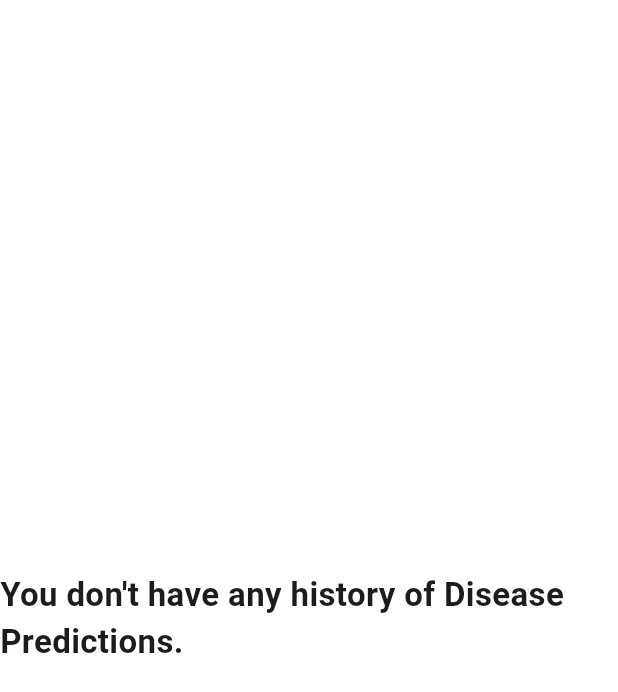
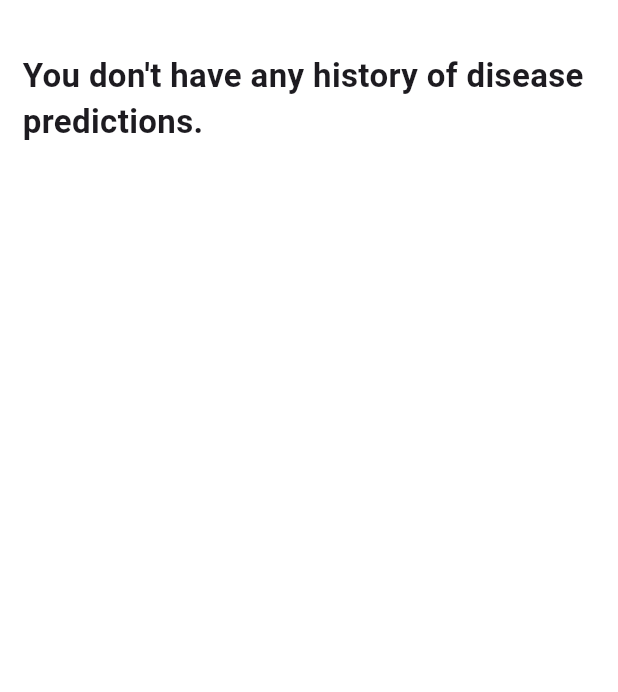
Before and after one commit to aryamanshrivastava/Health_Sphere, a Flutter app: the History screen opened directly, on a phone screen of 412 x 824 dp. Shown: the top 692 px of the screen. Run offline on Flutter 3.47's test engine with Material 3 defaults, Android fonts, the phone set to English and light mode, and no system bars; our stand-ins replace cloud_firestore, firebase_auth, firebase_core, firebase_storage, flutter_spinkit, google_nav_bar and 3 more; accounts and stored records are empty; project files that could hold a hidden picture were left out.

Commit message:
changes made

```diff
--- a/lib/screens/history.dart
+++ b/lib/screens/history.dart
@@ -12,18 +12,28 @@ class History extends StatefulWidget {
 class _HistoryState extends State<History> {
   @override
   Widget build(BuildContext context) {
-    //double h = MediaQuery.of(context).size.height;
-
+    double h = MediaQuery.of(context).size.height;
     return SafeArea(
         child: Scaffold(
             backgroundColor: Colors.white,
-            body: Center(
-              child: Text(
-                "You don't have any history of Disease Predictions.",
-                style: TextStyle(
-                  fontWeight: FontWeight.bold,
-                  fontSize: 22,
-                ),
+            body:
+            Padding(
+              padding: const EdgeInsets.fromLTRB(15, 10, 15, 15),
+              child:
+              Column(
+                crossAxisAlignment: CrossAxisAlignment.start,
+                children: [
+                  SizedBox(height: h * 0.03),
+                  Center(
+                    child: Text(
+                      "You don't have any history of disease predictions.",
+                      style: TextStyle(
+                        fontWeight: FontWeight.bold,
+                        fontSize: 22,
+                      ),
+                    ),
+                  ),
+                ],
               ),
             )));
   }
--- a/lib/screens/tips.dart
+++ b/lib/screens/tips.dart
@@ -20,13 +20,13 @@ class _TipsState extends State<Tips> {
         child: Scaffold(
             backgroundColor: Colors.white,
             body: Padding(
-              padding: const EdgeInsets.all(10),
+              padding: const EdgeInsets.fromLTRB(15, 10, 15, 15),
               child: Column(
                 crossAxisAlignment: CrossAxisAlignment.start,
                 children: [
                   SizedBox(height: h * 0.03),
                   Text(
-                    "These are Some of the Unique Tips to Stay Healthy.",
+                    "These are some of the unique tips to stay healthy.",
                     style: TextStyle(fontWeight: FontWeight.bold, fontSize: 22),
                   ),
                   SizedBox(height: h * 0.02),
```
Also changed, not shown: lib/screens/profile.dart (+5 -8 lines).
